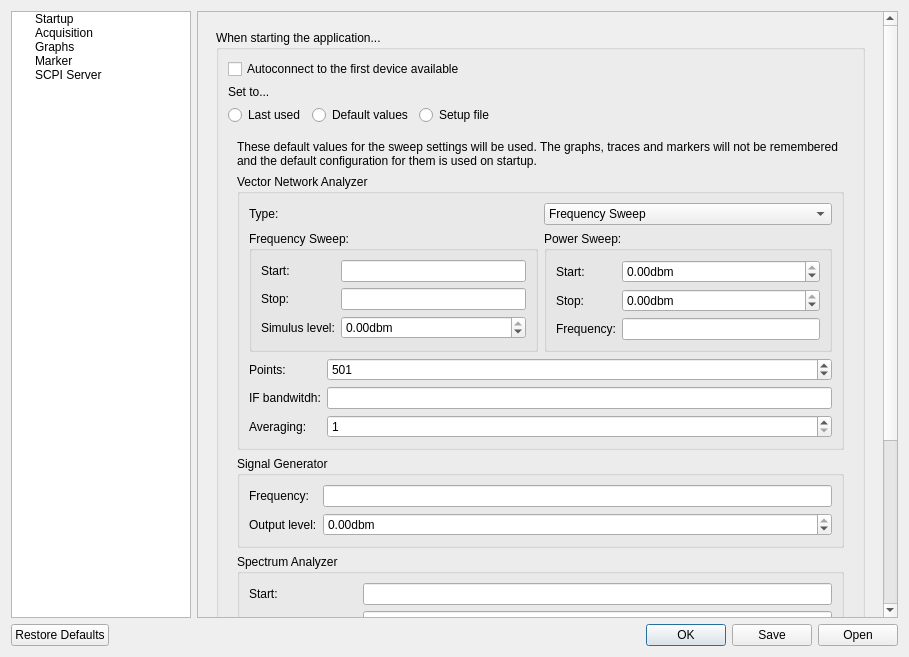
Before: the Qt Designer form Software/PC_Application/preferencesdialog.ui in jankae/LibreVNA, drawn with Qt 5.
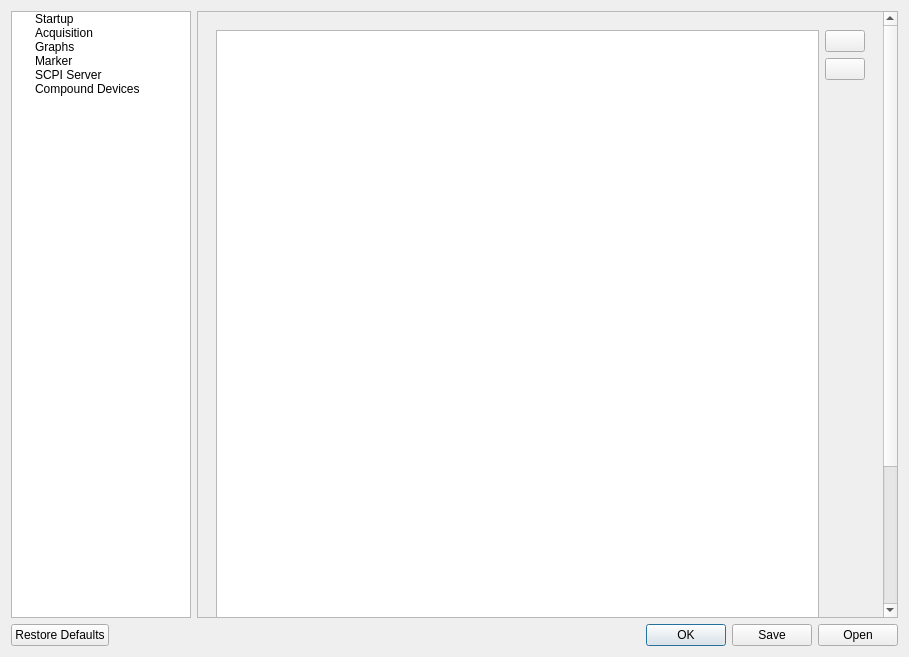
After: the same form once the commit is applied. Icons and pictures are not drawn. Custom widgets are drawn as their Qt base class.

Commit message: Compound device edit dialog

Diff of the .ui file:
```diff
--- a/Software/PC_Application/preferencesdialog.ui
+++ b/Software/PC_Application/preferencesdialog.ui
@@ -66,6 +66,11 @@
          <string>SCPI Server</string>
         </property>
        </item>
+       <item>
+        <property name="text">
+         <string>Compound Devices</string>
+        </property>
+       </item>
       </widget>
      </item>
      <item>
@@ -79,7 +84,7 @@
           <x>0</x>
           <y>0</y>
           <width>687</width>
-          <height>938</height>
+          <height>884</height>
          </rect>
         </property>
         <layout class="QHBoxLayout" name="horizontalLayout_12">
@@ -98,7 +103,7 @@
             </size>
            </property>
            <property name="currentIndex">
-            <number>0</number>
+            <number>5</number>
            </property>
            <widget class="QWidget" name="Startup">
             <layout class="QHBoxLayout" name="horizontalLayout_4">
@@ -1371,6 +1376,58 @@
              </item>
             </layout>
            </widget>
+           <widget class="QWidget" name="CompoundDevices">
+            <layout class="QHBoxLayout" name="horizontalLayout_14">
+             <item>
+              <layout class="QHBoxLayout" name="horizontalLayout_13">
+               <item>
+                <widget class="QListWidget" name="compoundList"/>
+               </item>
+               <item>
+                <layout class="QVBoxLayout" name="verticalLayout_19">
+                 <item>
+                  <widget class="QPushButton" name="compoundAdd">
+                   <property name="text">
+                    <string/>
+                   </property>
+                   <property name="icon">
+                    <iconset theme="list-add" resource="icons.qrc">
+                     <normaloff>:/icons/add.png</normaloff>
+                     <normalon>:/icons/add.png</normalon>:/icons/add.png</iconset>
+                   </property>
+                  </widget>
+                 </item>
+                 <item>
+                  <widget class="QPushButton" name="compoundDelete">
+                   <property name="text">
+                    <string/>
+                   </property>
+                   <property name="icon">
+                    <iconset theme="list-remove" resource="icons.qrc">
+                     <normaloff>:/icons/remove.png</normaloff>
+                     <normalon>:/icons/remove.png</normalon>:/icons/remove.png</iconset>
+                   </property>
+                  </widget>
+                 </item>
+                 <item>
+                  <spacer name="verticalSpacer_8">
+                   <property name="orientation">
+                    <enum>Qt::Vertical</enum>
+                   </property>
+                   <property name="sizeHint" stdset="0">
+                    <size>
+                     <width>20</width>
+                     <height>40</height>
+                    </size>
+                   </property>
+                  </spacer>
+                 </item>
+                </layout>
+               </item>
+              </layout>
+             </item>
+            </layout>
+           </widget>
           </widget>
          </item>
         </layout>
```
Left out of the diff: 4 changed lines with no effect on the pictures. The commit also changes 26 other files.
